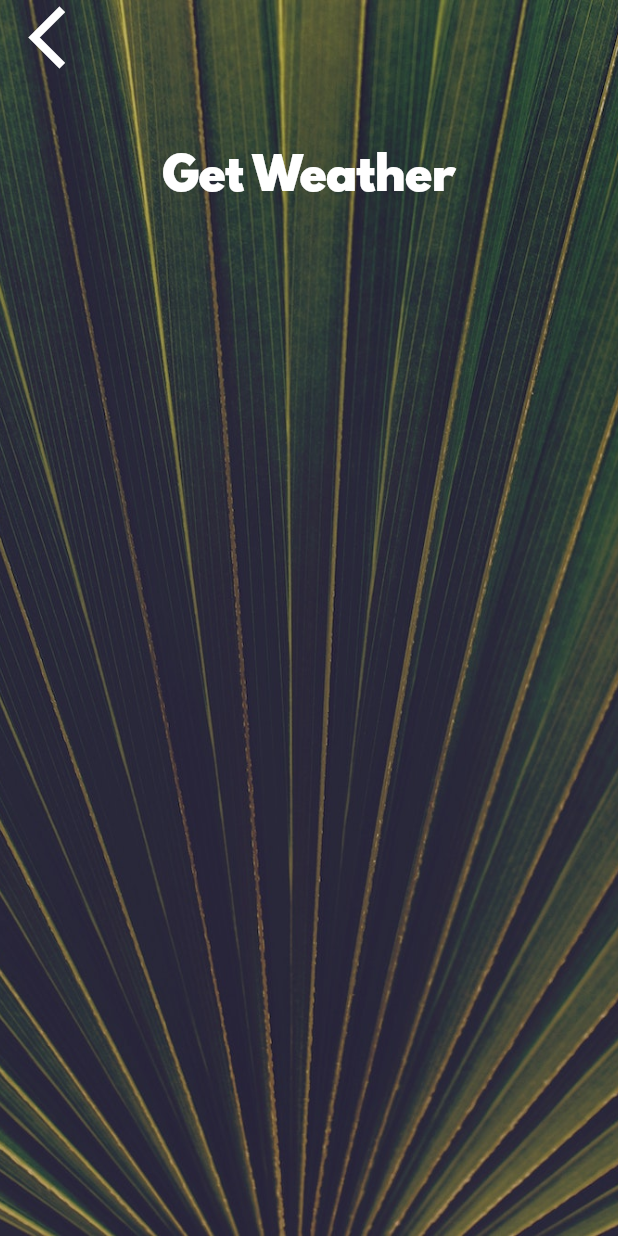
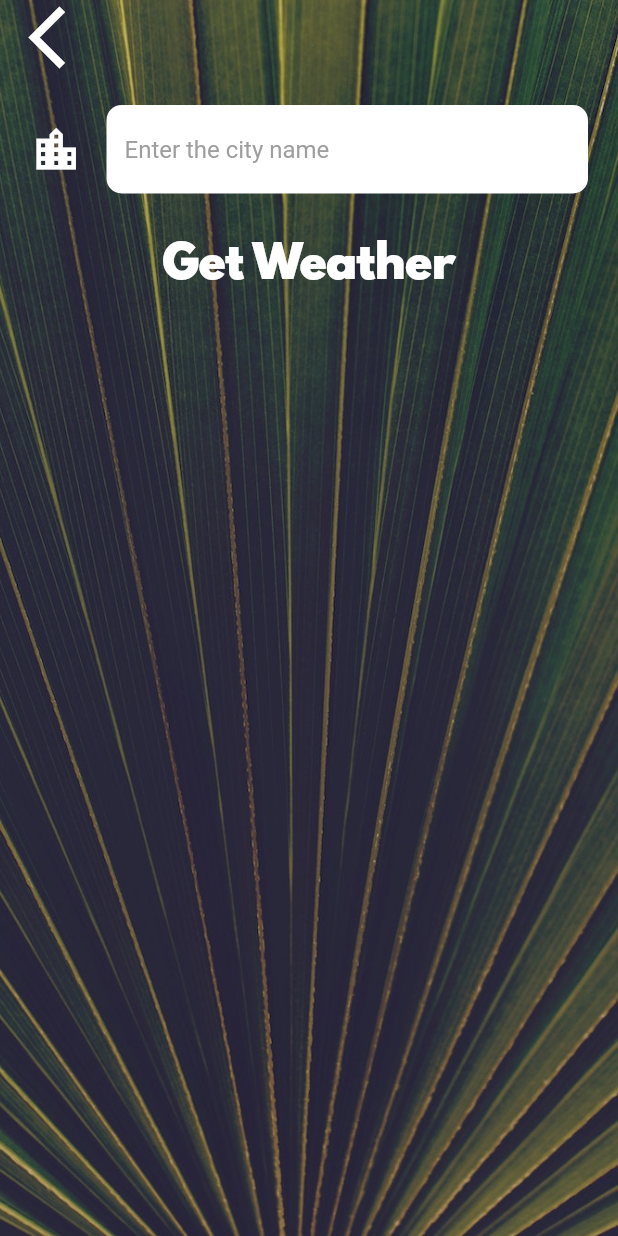
Before and after one commit to kv778/FlutterCourse, a Flutter app: the CityScreen screen opened directly, on a phone screen of 412 x 824 dp. Run offline on Flutter 3.47's test engine with Material 2 defaults, Android fonts, the phone set to English and light mode, and no system bars; our stand-ins replace audioplayers, flutter_spinkit, font_awesome_flutter, geolocator; missing offline and left inert: flutter_dropzone; network calls fail.

Commit message:
Finished Clima

```diff
--- a/clima/lib/screens/city_screen.dart
+++ b/clima/lib/screens/city_screen.dart
@@ -1,3 +1,4 @@
+import 'package:flutter/cupertino.dart';
 import 'package:flutter/material.dart';
 import 'package:clima/utilities/constants.dart';
 
@@ -7,6 +8,7 @@ class CityScreen extends StatefulWidget {
 }
 
 class _CityScreenState extends State<CityScreen> {
+  String cityName;
   @override
   Widget build(BuildContext context) {
     return Scaffold(
@@ -24,7 +26,9 @@ class _CityScreenState extends State<CityScreen> {
               Align(
                 alignment: Alignment.topLeft,
                 child: FlatButton(
-                  onPressed: () {},
+                  onPressed: () {
+                    Navigator.pop(context);
+                  },
                   child: Icon(
                     Icons.arrow_back_ios,
                     size: 50.0,
@@ -33,10 +37,20 @@ class _CityScreenState extends State<CityScreen> {
               ),
               Container(
                 padding: EdgeInsets.all(20.0),
-                child: null,
+                child: TextField(
+                  style: TextStyle(
+                    color: Colors.black,
+                  ),
+                  decoration: kTextFieldInputDecoration,
+                  onChanged: (value) {
+                    cityName = value;
+                  },
+                ),
               ),
               FlatButton(
-                onPressed: () {},
+                onPressed: () {
+                  Navigator.pop(context, cityName);
+                },
                 child: Text(
                   'Get Weather',
                   style: kButtonTextStyle,
--- a/clima/lib/utilities/constants.dart
+++ b/clima/lib/utilities/constants.dart
@@ -18,3 +18,19 @@ const kButtonTextStyle = TextStyle(
 const kConditionTextStyle = TextStyle(
   fontSize: 100.0,
 );
+
+const kTextFieldInputDecoration = InputDecoration(
+  filled: true,
+  fillColor: Colors.white,
+  icon: Icon(
+    Icons.location_city,
+    color: Colors.white,
+    size: 35.0,
+  ),
+  hintText: 'Enter the city name',
+  hintStyle: TextStyle(color: Colors.grey),
+  border: OutlineInputBorder(
+    borderRadius: BorderRadius.all(Radius.circular(10.0)),
+    borderSide: BorderSide.none,
+  ),
+);
```
Also changed, not shown: clima/lib/screens/location_screen.dart (+18 -1 lines), clima/lib/services/weather.dart (+8 -0 lines).
